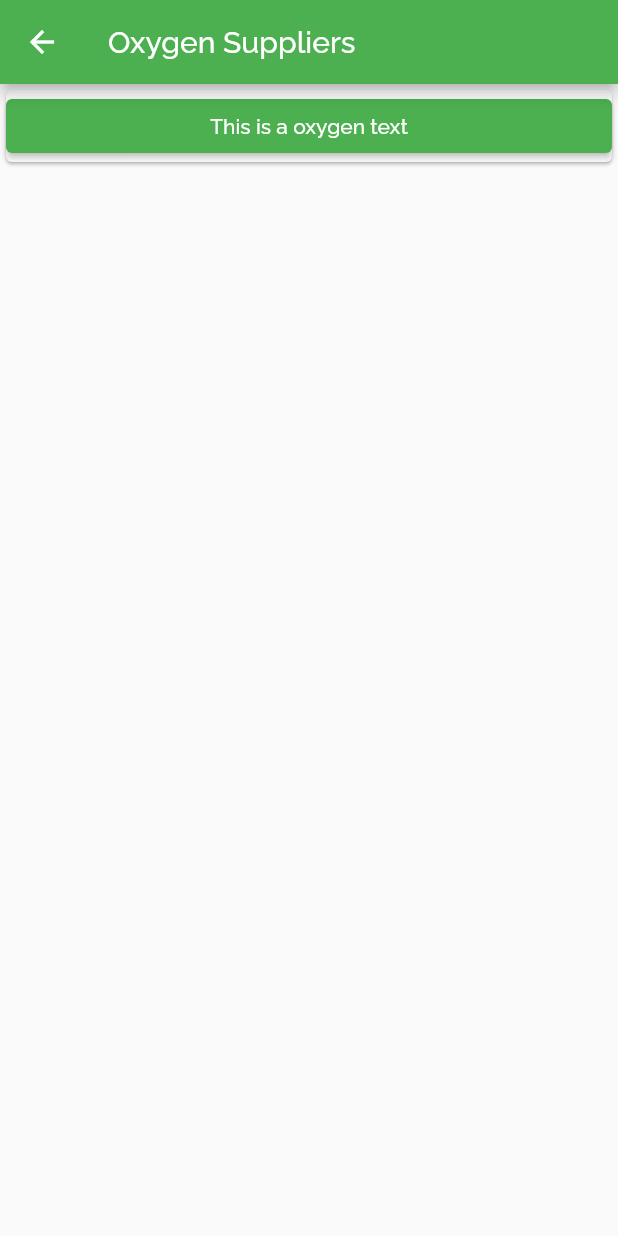
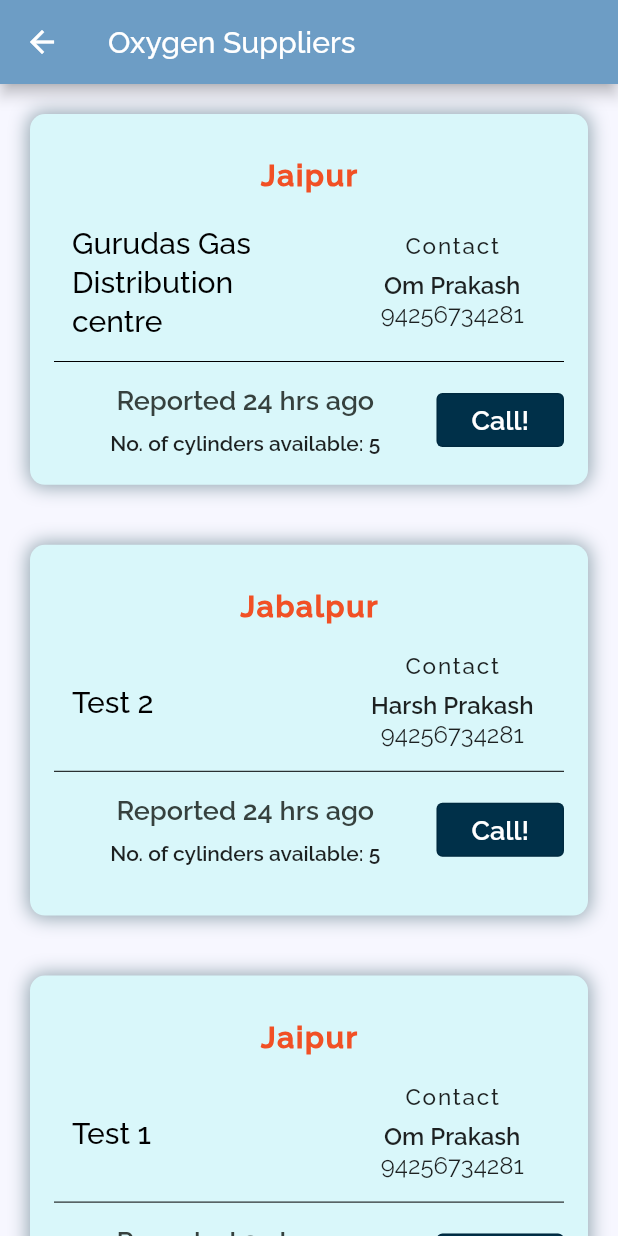
Before and after one commit to glitchpop-frenzy/sampark_sutra_app, a Flutter app: the screen it shows after launch, after a tap on "Oxygen", on a phone screen of 412 x 824 dp. Run offline on Flutter 3.47's test engine with Material 2 defaults, Android fonts, the phone set to English and light mode, and no system bars.

Commit message:
Add Oxygen screen layout

```diff
--- /dev/null
+++ b/lib/components/block.dart
@@ -0,0 +1,28 @@
+import 'package:flutter/material.dart';
+import 'dart:ui';
+
+class Block extends StatelessWidget {
+  final Widget blockChild;
+
+  Block({required this.blockChild});
+
+  @override
+  Widget build(BuildContext context) {
+    return Container(
+      margin: const EdgeInsets.symmetric(horizontal: 20.0, vertical: 20.0,),
+      height: MediaQuery.of(context).size.height * 0.3,
+      decoration: BoxDecoration(
+        borderRadius: BorderRadius.circular(10),
+        color: Color(0xffd9f7fa),
+        boxShadow: [
+          BoxShadow(
+            color: Colors.blueGrey.shade300,
+            spreadRadius: 1,
+            blurRadius: 10.0,
+          ),
+        ],
+      ),
+      child: blockChild,
+    );
+  }
+}
--- a/lib/models/oxygen.dart
+++ b/lib/models/oxygen.dart
@@ -1,19 +1,21 @@
 class Oxygen {
   Duration? duration;
+  Duration? reportedTime;
   String? infoby;
   String? provider;
   String? description;
   String? location;
   int? numOfCylinders;
-  double? quantityPerCylinder;
+  String? contact;
 
   Oxygen({
     this.description,
     this.duration,
+    this.reportedTime,
     this.infoby,
     this.location,
     this.provider,
     this.numOfCylinders,
-    this.quantityPerCylinder,
+    this.contact,
   });
 }
--- a/lib/providers/oxygen_provider.dart
+++ b/lib/providers/oxygen_provider.dart
@@ -5,14 +5,45 @@ import '../models/oxygen.dart';
 class OxygenProvider extends ChangeNotifier {
   List<Oxygen> _oxygenProviderList = [
     Oxygen(
-      description: 'Test 1',
+      description: 'Gurudas Gas Distribution centre',
       duration: Duration(hours: 24),
+      reportedTime: Duration(hours: 24),
       infoby: 'ID1',
       location: 'Jaipur',
       numOfCylinders: 5,
       provider: 'Om Prakash',
-      quantityPerCylinder: 22,
-    )
+      contact: '94256734281',
+    ),
+    Oxygen(
+      description: 'Test 2',
+      duration: Duration(hours: 24),
+      reportedTime: Duration(hours: 24),
+      infoby: 'ID2',
+      location: 'Jabalpur',
+      numOfCylinders: 5,
+      provider: 'Harsh Prakash',
+      contact: '94256734281',
+    ),
+    Oxygen(
+      description: 'Test 1',
+      duration: Duration(hours: 24),
+      reportedTime: Duration(hours: 24),
+      infoby: 'ID1',
+      location: 'Jaipur',
+      numOfCylinders: 5,
+      provider: 'Om Prakash',
+      contact: '94256734281',
+    ),
+    Oxygen(
+      description: 'Test 1',
+      duration: Duration(hours: 24),
+      reportedTime: Duration(hours: 24),
+      infoby: 'ID1',
+      location: 'Jaipur',
+      numOfCylinders: 5,
+      provider: 'Om Prakash',
+      contact: '94256734281',
+    ),
   ];
 
   List<Oxygen> get oxygenProviderList {
--- a/lib/screens/home.dart
+++ b/lib/screens/home.dart
@@ -11,29 +11,42 @@ class MyHomePage extends StatelessWidget {
       ),
       body: Container(
         color: Color(0xFFfae1dd),
-        child: ListView(
+        child: SingleChildScrollView(
+          child: SizedBox(
+            height: MediaQuery.of(context).size.height * 0.7,
+            child: Column(
               children: <Widget>[
-            CategoryCard.categoryCard(
+                Expanded(
+                  child: CategoryCard.categoryCard(
                     context,
                     'Oxygen',
                     'assets/icons/lack-of-air.png',
                   ),
-            CategoryCard.categoryCard(
+                ),
+                Expanded(
+                  child: CategoryCard.categoryCard(
                     context,
                     'Plasma Donation',
                     'assets/icons/plasma_donation.jpg',
                   ),
-            CategoryCard.categoryCard(
+                ),
+                Expanded(
+                  child: CategoryCard.categoryCard(
                     context,
                     'Beds',
                     'assets/icons/hospital_bed.png',
                   ),
-            CategoryCard.categoryCard(
+                ),
+                Expanded(
+                  child: CategoryCard.categoryCard(
                     context,
                     'Remdesivir',
                     'assets/icons/remdesivir.png',
                   ),
+                ),
               ],
+            ),
+          ),
         ),
       ),
     );
--- a/lib/screens/oxygen_list_screen.dart
+++ b/lib/screens/oxygen_list_screen.dart
@@ -1,8 +1,11 @@
 import 'package:flutter/material.dart';
 import 'package:flutter/cupertino.dart';
 import 'package:provider/provider.dart';
+import 'package:url_launcher/url_launcher.dart';
 
 import '../providers/oxygen_provider.dart';
+
+import 'package:covid_relief_app/components/block.dart';
 
 class OxygenListScreen extends StatefulWidget {
   static const routeName = 'oxygen-list-screen';
@@ -11,21 +14,144 @@ class OxygenListScreen extends StatefulWidget {
 }
 
 class _OxygenListScreenState extends State<OxygenListScreen> {
+  void _makingPhoneCall() async {
+    const url = 'tel:9876543210';
+    if (await canLaunch(url)) {
+      await launch(url);
+    } else {
+      throw 'Could not launch $url';
+    }
+  }
+
   @override
   Widget build(BuildContext context) {
     final oxygenProviderList =
         Provider.of<OxygenProvider>(context).oxygenProviderList;
 
     return Scaffold(
+      backgroundColor: Color(0xfff7f7ff),
       appBar: AppBar(
+        backgroundColor: Color(0xff6d9dc5),
         title: const Text('Oxygen Suppliers'),
       ),
       body: Container(
         child: ListView.builder(
-          itemBuilder: (ctx, index) => Card(
-            child: ElevatedButton(
-              onPressed: () {},
-              child: Text('This is a oxygen text'),
+          itemBuilder: (ctx, index) => Block(
+            blockChild: ListTile(
+              onTap: () {},
+              title: Column(
+                children: [
+                  SizedBox(height: 25.0),
+                  Center(
+                    child: Text(
+                      '${oxygenProviderList[index].location}',
+                      style: TextStyle(
+                        fontSize: 20.0,
+                        letterSpacing: 1.2,
+                        fontWeight: FontWeight.w800,
+                        color: Color(0xfff15025),
+                      ),
+                    ),
+                  ),
+                  SizedBox(height: 20.0),
+                  Padding(
+                    padding: const EdgeInsets.fromLTRB(12.0, 0, 0, 0),
+                    child: Row(
+                      children: [
+                        Expanded(
+                          child: Text(
+                            '${oxygenProviderList[index].description}',
+                            textAlign: TextAlign.left,
+                            style: TextStyle(
+                              fontSize: 20.0,
+                              height: 1.3,
+                              color: Colors.black,
+                              fontWeight: FontWeight.w500,
+                            ),
+                          ),
+                        ),
+                        SizedBox(
+                          width: 30.0,
+                        ),
+                        Expanded(
+                          child: Column(
+                            children: [
+                              Text(
+                                'Contact',
+                                style: TextStyle(
+                                  fontSize: 15.0,
+                                  letterSpacing: 1.2,
+                                  fontWeight: FontWeight.w500,
+                                ),
+                              ),
+                              SizedBox(
+                                height: 8.0,
+                              ),
+                              Text(
+                                '${oxygenProviderList[index].provider}',
+                                style: TextStyle(
+                                  fontWeight: FontWeight.w600,
+                                ),
+                              ),
+                              Text('${oxygenProviderList[index].contact}'),
+                            ],
+                          ),
+                        ),
+                      ],
+                    ),
+                  ),
+                  Divider(
+                    height: 30.0,
+                    color: Colors.black,
+                  ),
+                  Row(
+                    children: [
+                      Expanded(
+                        flex: 3,
+                        child: Column(
+                          children: [
+                            Text(
+                              'Reported ${oxygenProviderList[index].duration.toString().substring(0, 2)} hrs ago',
+                              style: TextStyle(
+                                fontSize: 18.0,
+                                color: Color(0xff36413e),
+                                fontWeight: FontWeight.bold,
+                              ),
+                            ),
+                            SizedBox(height: 10.0),
+                            Text(
+                              'No. of cylinders available: ${oxygenProviderList[index].numOfCylinders}',
+                              style: TextStyle(
+                                fontSize: 14.0,
+                                fontWeight: FontWeight.bold,
+                              ),
+                            ),
+                          ],
+                        ),
+                      ),
+                      Expanded(
+                        flex: 1,
+                        child: OutlinedButton(
+                          style: ButtonStyle(
+                            backgroundColor:
+                                MaterialStateProperty.all(Color(0xFF003049)),
+                          ),
+                          onPressed: () => launch(
+                              "tel:${oxygenProviderList[index].contact}"),
+                          child: Text(
+                            'Call!',
+                            style: TextStyle(
+                              color: Colors.white,
+                              fontWeight: FontWeight.w600,
+                              fontSize: 18.0,
+                            ),
+                          ),
+                        ),
+                      ),
+                    ],
+                  ),
+                ],
+              ),
             ),
           ),
           itemCount: oxygenProviderList.length,
--- a/pubspec.yaml
+++ b/pubspec.yaml
@@ -23,11 +23,13 @@ environment:
 dependencies:
   flutter:
     sdk: flutter
+  url_launcher: ^6.0.3
 
   # The following adds the Cupertino Icons font to your application.
   # Use with the CupertinoIcons class for iOS style icons.
   cupertino_icons: ^1.0.2
   provider: ^5.0.0
+  intl: ^0.17.0
 
 dev_dependencies:
   flutter_test:
```
Also changed, not shown: pubspec.lock. Lines whose indentation alone changed are shown as unchanged.
